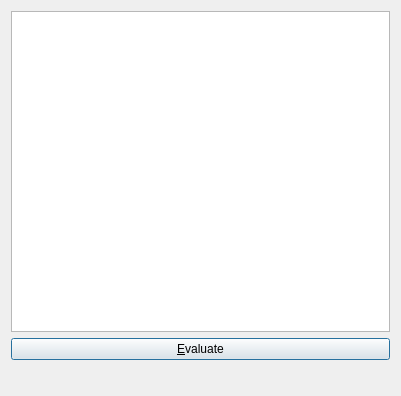
Before: the Qt Designer form utilities/scriptiface/scriptiface.ui in KDE/digikam, drawn with Qt 5.
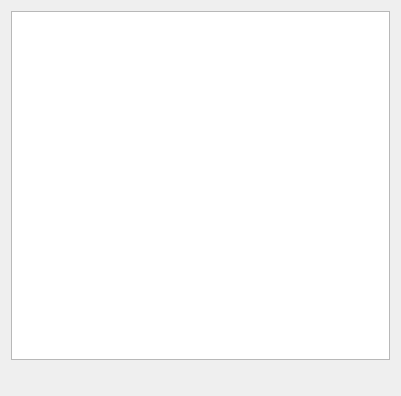
After: the same form once the commit is applied.

Commit message: Use KDialog button to host Evaluate button constify ui intsance

What changed in the file:
```diff
--- a/utilities/scriptiface/scriptiface.ui
+++ b/utilities/scriptiface/scriptiface.ui
@@ -1,7 +1,7 @@
 <?xml version="1.0" encoding="UTF-8"?>
 <ui version="4.0">
  <class>scriptiface</class>
- <widget class="QDialog" name="scriptiface">
+ <widget class="QWidget" name="scriptiface">
   <property name="geometry">
    <rect>
     <x>0</x>
@@ -27,13 +27,6 @@
      <widget class="QTextEdit" name="scriptEdit"/>
     </item>
     <item row="1" column="0">
-     <widget class="QPushButton" name="evalButton">
-      <property name="text">
-       <string>&amp;Evaluate</string>
-      </property>
-     </widget>
-    </item>
-    <item row="2" column="0">
      <widget class="QLabel" name="resultLabel">
       <property name="text">
        <string/>
```
The commit also changes 2 other files.
